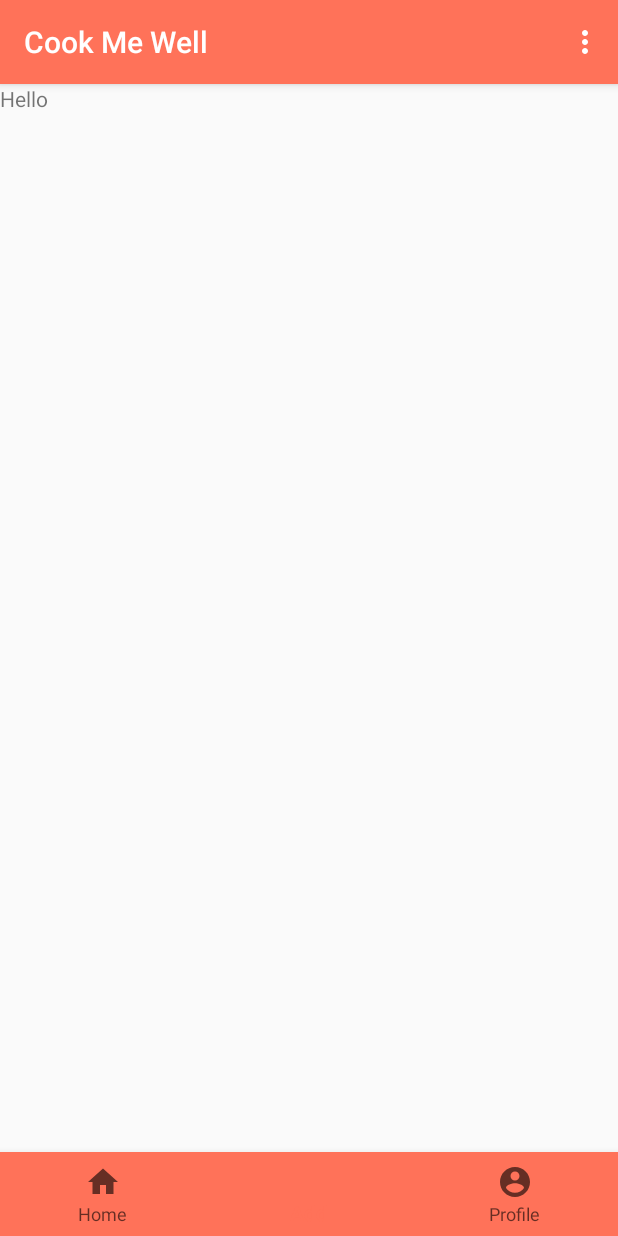
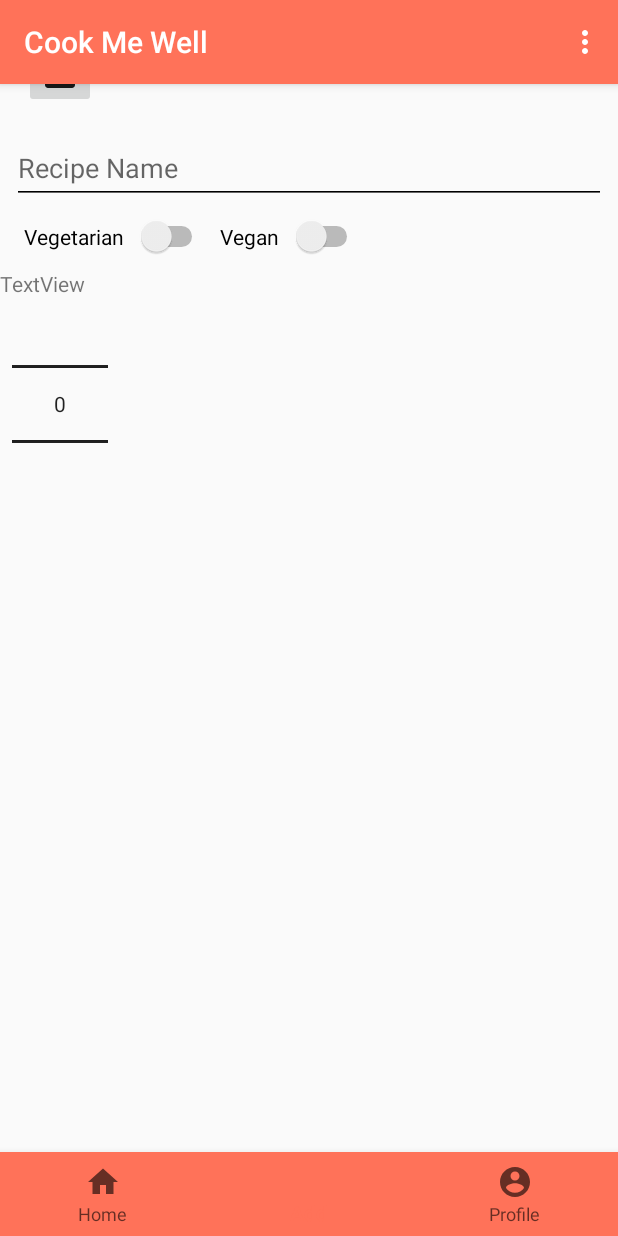
Before and after one commit to cranium44/Feed_MeApp, an Android app: the AddRecipeFragment screen opened through its navigation route, on a phone screen of 412 x 824 dp. Run offline under Robolectric (Android 15) with nearby library versions, the phone set to English and light mode, and no system bars; our stand-ins replace navigation-ui.

Commit message:
designing the add recipe page

```diff
--- /dev/null
+++ b/app/src/main/res/drawable/ic_photo_camera.xml
@@ -0,0 +1,6 @@
+<vector android:height="24dp" android:tint="#181818"
+    android:viewportHeight="24.0" android:viewportWidth="24.0"
+    android:width="24dp" xmlns:android="http://schemas.android.com/apk/res/android">
+    <path android:fillColor="#FF000000" android:pathData="M12,12m-3.2,0a3.2,3.2 0,1 1,6.4 0a3.2,3.2 0,1 1,-6.4 0"/>
+    <path android:fillColor="#FF000000" android:pathData="M9,2L7.17,4L4,4c-1.1,0 -2,0.9 -2,2v12c0,1.1 0.9,2 2,2h16c1.1,0 2,-0.9 2,-2L22,6c0,-1.1 -0.9,-2 -2,-2h-3.17L15,2L9,2zM12,17c-2.76,0 -5,-2.24 -5,-5s2.24,-5 5,-5 5,2.24 5,5 -2.24,5 -5,5z"/>
+</vector>
--- a/app/src/main/res/layout/fragment_add_recipe.xml
+++ b/app/src/main/res/layout/fragment_add_recipe.xml
@@ -1,13 +1,91 @@
 <?xml version="1.0" encoding="utf-8"?>
 <FrameLayout xmlns:android="http://schemas.android.com/apk/res/android"
+    xmlns:app="http://schemas.android.com/apk/res-auto"
     xmlns:tools="http://schemas.android.com/tools"
     android:layout_width="match_parent"
     android:layout_height="match_parent"
     tools:context=".view.AddRecipeFragment">
 
-    <TextView
+    <androidx.constraintlayout.widget.ConstraintLayout
         android:layout_width="match_parent"
-        android:layout_height="match_parent"
-        android:text="Hello" />
+        android:layout_height="match_parent">
+
+        <ImageView
+            android:id="@+id/food_image_display"
+            android:layout_width="wrap_content"
+            android:layout_height="wrap_content"
+            android:layout_marginStart="8dp"
+            android:layout_marginTop="16dp"
+            app:layout_constraintStart_toStartOf="parent"
+            app:layout_constraintTop_toTopOf="parent"
+            tools:src="@tools:sample/avatars" />
+
+        <ImageButton
+            android:id="@+id/capture_image_button"
+            android:layout_width="wrap_content"
+            android:layout_height="wrap_content"
+            android:layout_marginStart="8dp"
+            android:src="@drawable/ic_photo_camera"
+            app:layout_constraintBottom_toBottomOf="@+id/food_image_display"
+            app:layout_constraintStart_toEndOf="@+id/food_image_display" />
+
+        <com.google.android.material.textfield.TextInputLayout
+            android:id="@+id/recipe_name_input"
+            android:layout_width="0dp"
+            android:layout_height="wrap_content"
+            android:layout_marginStart="8dp"
+            android:layout_marginTop="8dp"
+            android:layout_marginEnd="8dp"
+            app:layout_constraintEnd_toEndOf="parent"
+            app:layout_constraintStart_toStartOf="parent"
+            app:layout_constraintTop_toBottomOf="@+id/food_image_display">
+
+            <com.google.android.material.textfield.TextInputEditText
+                android:layout_width="match_parent"
+                android:layout_height="wrap_content"
+                android:hint="@string/recipe_name" />
+        </com.google.android.material.textfield.TextInputLayout>
+
+        <Switch
+            android:id="@+id/vegetarian_switch"
+            android:layout_width="wrap_content"
+            android:layout_height="wrap_content"
+            android:layout_marginStart="8dp"
+            android:layout_marginTop="8dp"
+            android:switchPadding="@dimen/padding_default"
+            android:text="@string/vegetarian"
+            app:layout_constraintStart_toStartOf="@+id/recipe_name_input"
+            app:layout_constraintTop_toBottomOf="@+id/recipe_name_input" />
+
+        <Switch
+            android:id="@+id/vegan_switch"
+            android:layout_width="wrap_content"
+            android:layout_height="wrap_content"
+            android:layout_marginStart="8dp"
+            android:switchPadding="@dimen/padding_default"
+            android:text="@string/vegan"
+            app:layout_constraintBaseline_toBaselineOf="@+id/vegetarian_switch"
+            app:layout_constraintStart_toEndOf="@+id/vegetarian_switch" />
+
+        <NumberPicker
+            android:id="@+id/num_picker"
+            android:layout_width="wrap_content"
+            android:layout_height="wrap_content"
+            android:layout_marginStart="8dp"
+            android:layout_marginTop="8dp"
+            app:layout_constraintStart_toStartOf="parent"
+            app:layout_constraintTop_toBottomOf="@+id/vegetarian_switch" />
+
+        <TextView
+            android:id="@+id/textView12"
+            android:layout_width="wrap_content"
+            android:layout_height="wrap_content"
+            android:layout_marginTop="8dp"
+            android:text="TextView"
+            app:layout_constraintTop_toBottomOf="@+id/vegetarian_switch"
+            tools:layout_editor_absoluteX="90dp" />
+
+
+    </androidx.constraintlayout.widget.ConstraintLayout>
 
 </FrameLayout>
--- a/app/src/main/res/values/strings.xml
+++ b/app/src/main/res/values/strings.xml
@@ -29,4 +29,14 @@
     <string name="difficulty">Difficulty:</string>
     <string name="placeholder">TextView</string>
     <string name="added_by">Added by</string>
+    <string name="vegan">Vegan</string>
+    <string name="vegetarian">Vegetarian</string>
+    <string name="recipe_name">Recipe Name</string>
+    <string-array name="hours_picker">
+        <item>1</item>
+        <item>2</item>
+        <item>3</item>
+        <item>4</item>
+        <item>5</item>
+    </string-array>
 </resources>
```
